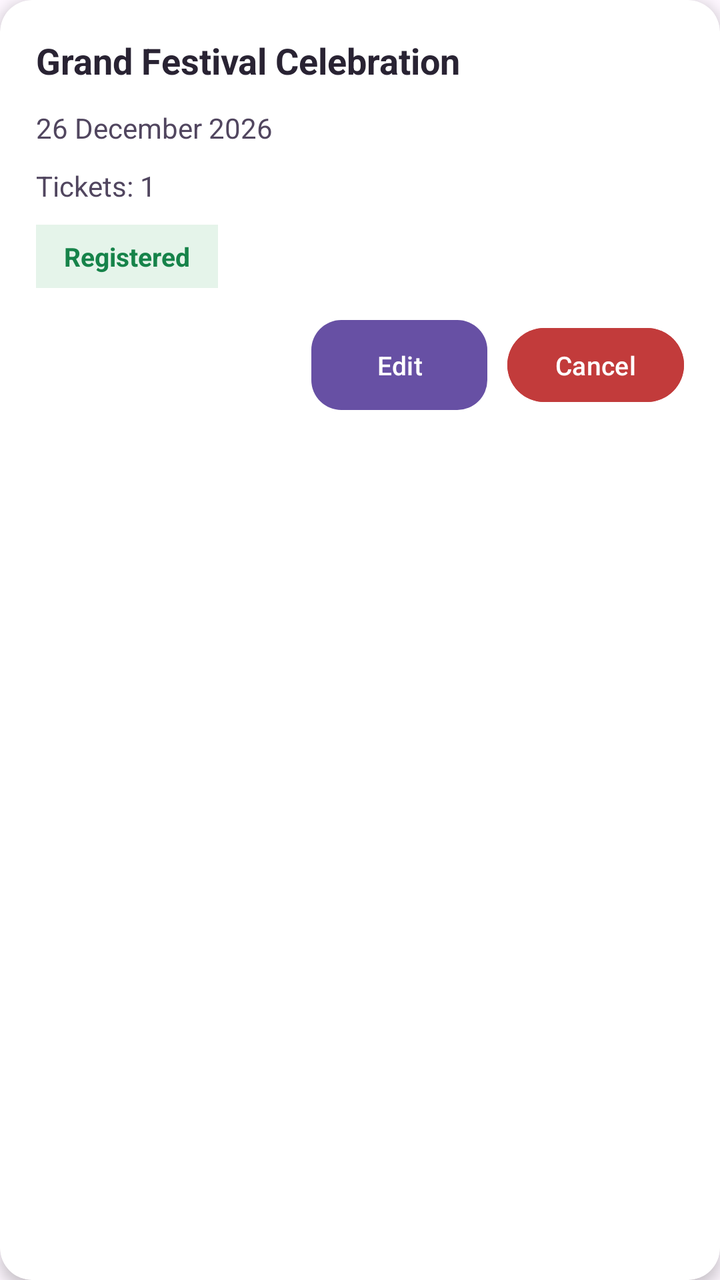
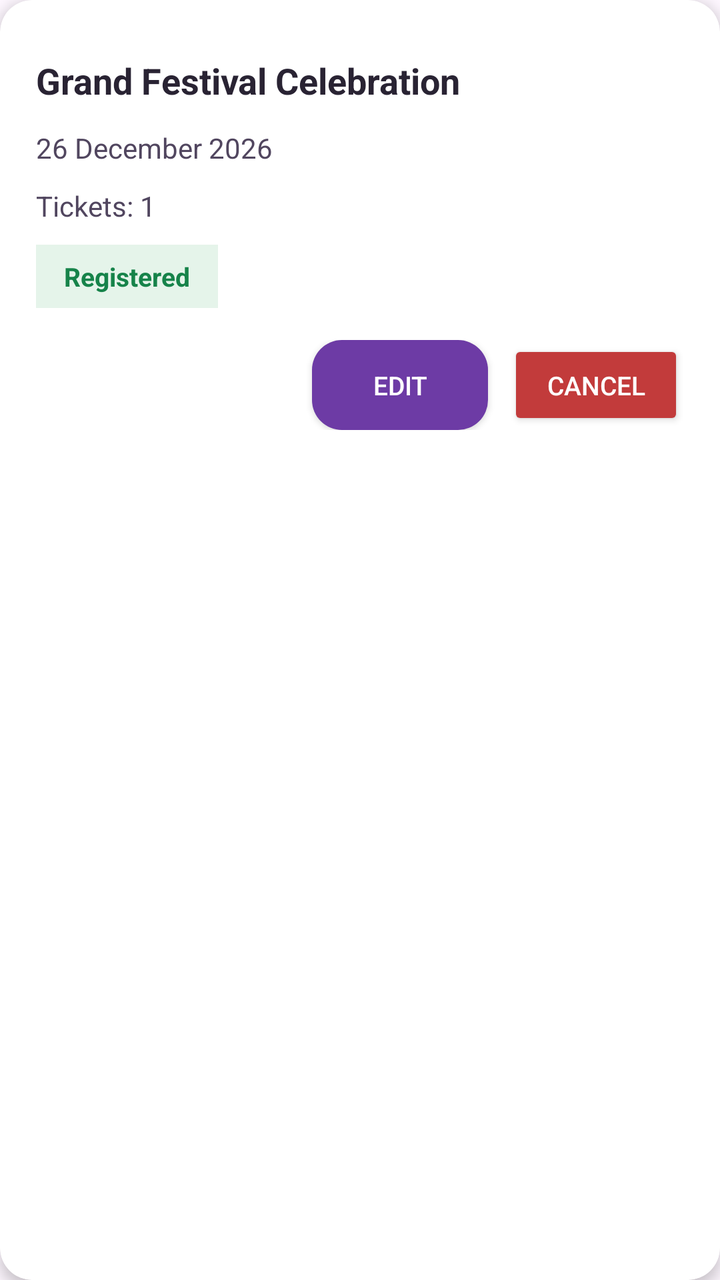

Before-and-after screenshots of an Android layout around one commit, followed by the original layout XML and the change that was made.
<!-- AndroidManifest.xml: application theme Theme.FestiveHub -->
<!-- res/layout/item_registered_event.xml -->
<?xml version="1.0" encoding="utf-8"?>
<androidx.cardview.widget.CardView
    xmlns:android="http://schemas.android.com/apk/res/android"
    xmlns:app="http://schemas.android.com/apk/res-auto"
    android:layout_width="match_parent"
    android:layout_height="wrap_content"
    android:layout_marginBottom="16dp"
    app:cardCornerRadius="16dp"
    app:cardElevation="4dp"
    app:cardBackgroundColor="#FFFFFF">

    <LinearLayout
        android:layout_width="match_parent"
        android:layout_height="wrap_content"
        android:orientation="vertical"
        android:padding="18dp">

        <TextView
            android:id="@+id/txteventcardtitle"
            android:layout_width="match_parent"
            android:layout_height="wrap_content"
            android:text="Grand Festival Celebration"
            android:textSize="18sp"
            android:textStyle="bold"
            android:textColor="#292333"
            android:layout_marginBottom="12dp">
        </TextView>

        <TextView
            android:id="@+id/txteventcarddate"
            android:layout_width="match_parent"
            android:layout_height="wrap_content"
            android:text="26 December 2026"
            android:textSize="14sp"
            android:textColor="#51465F"
            android:layout_marginBottom="10dp">
        </TextView>

        <TextView
            android:id="@+id/txtticketcount"
            android:layout_width="match_parent"
            android:layout_height="wrap_content"
            android:text="Tickets: 1"
            android:textSize="14sp"
            android:textColor="#51465F"
            android:layout_marginBottom="10dp">
        </TextView>

        <TextView
            android:id="@+id/txteventcardstatus"
            android:layout_width="wrap_content"
            android:layout_height="wrap_content"
            android:text="Registered"
            android:textSize="13sp"
            android:textStyle="bold"
            android:textColor="#16834A"
            android:background="#E5F4EA"
            android:paddingStart="14dp"
            android:paddingEnd="14dp"
            android:paddingTop="7dp"
            android:paddingBottom="7dp"
            android:layout_marginBottom="16dp">
        </TextView>

        <LinearLayout
            android:layout_width="match_parent"
            android:layout_height="wrap_content"
            android:orientation="horizontal"
            android:gravity="end">

            <Button
                android:id="@+id/btneventedit"
                android:layout_width="wrap_content"
                android:layout_height="45dp"
                android:text="Edit"
                android:textColor="#FFFFFF"
                android:textSize="13sp"
                android:background="@drawable/custom_button"
                android:backgroundTint="@null">
            </Button>

            <Button
                android:id="@+id/btneventcancel"
                android:layout_width="wrap_content"
                android:layout_height="45dp"
                android:layout_marginStart="10dp"
                android:text="Cancel"
                android:textColor="#FFFFFF"
                android:textSize="13sp"
                android:backgroundTint="#C23B3B">
            </Button>
        </LinearLayout>
    </LinearLayout>

</androidx.cardview.widget.CardView>
<!-- resources referenced by this layout -->
<resources>
  <!-- drawable custom_button (drawable) -->
  <?xml version="1.0" encoding="utf-8"?>
  <shape xmlns:android="http://schemas.android.com/apk/res/android"
      android:shape="rectangle">
      <solid android:color="#6D3BA5"/>
      <corners android:radius="15dp"/>
  </shape>
  <style name="Theme.FestiveHub" parent="Base.Theme.FestiveHub" />
  <style name="Base.Theme.FestiveHub" parent="Theme.Material3.DayNight.NoActionBar">
          
          
      </style>
</resources>

<!-- the commit's change to res/layout/item_registered_event.xml (unified diff, before → after) -->
@@ -13,6 +13,7 @@
         android:layout_width="match_parent"
         android:layout_height="wrap_content"
         android:orientation="vertical"
+        android:layout_marginTop="10dp"
         android:padding="18dp">
 
         <TextView
@@ -68,7 +69,7 @@
             android:orientation="horizontal"
             android:gravity="end">
 
-            <Button
+            <androidx.appcompat.widget.AppCompatButton
                 android:id="@+id/btneventedit"
                 android:layout_width="wrap_content"
                 android:layout_height="45dp"
@@ -77,9 +78,9 @@
                 android:textSize="13sp"
                 android:background="@drawable/custom_button"
                 android:backgroundTint="@null">
-            </Button>
+            </androidx.appcompat.widget.AppCompatButton>
 
-            <Button
+            <androidx.appcompat.widget.AppCompatButton
                 android:id="@+id/btneventcancel"
                 android:layout_width="wrap_content"
                 android:layout_height="45dp"
@@ -88,7 +89,7 @@
                 android:textColor="#FFFFFF"
                 android:textSize="13sp"
                 android:backgroundTint="#C23B3B">
-            </Button>
+            </androidx.appcompat.widget.AppCompatButton>
         </LinearLayout>
     </LinearLayout>
 
<!-- resource entries referenced after the edit -->
@@ -11,6 +11,8 @@
   <style name="Base.Theme.FestiveHub" parent="Theme.Material3.DayNight.NoActionBar">
           
           
+          <item name="android:statusBarColor">#F7F3FB</item>
+          <item name="android:windowLightStatusBar">true</item>
       </style>
 </resources>
 
